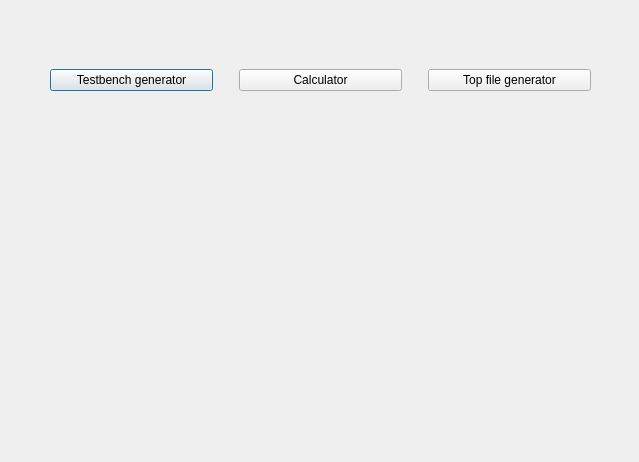
DRubioG/HDLHelper, file src/UI/UIs/HDLHelper_UI.ui: the form before one commit.
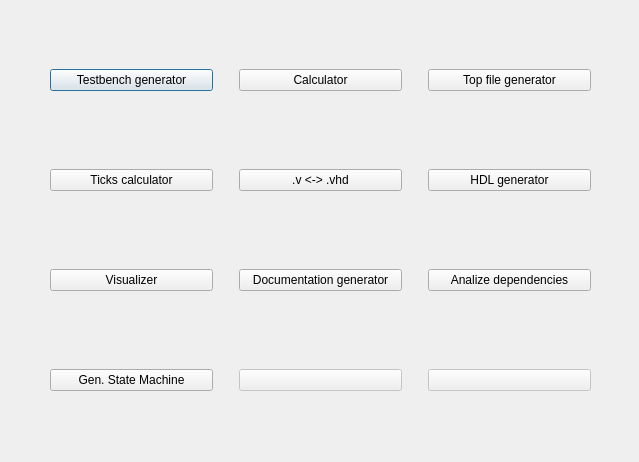
The form after the commit.

```diff
--- a/src/UI/UIs/HDLHelper_UI.ui
+++ b/src/UI/UIs/HDLHelper_UI.ui
@@ -87,7 +87,197 @@
      <height>80</height>
     </rect>
    </property>
-   <layout class="QHBoxLayout" name="horizontalLayout_2"/>
+   <layout class="QHBoxLayout" name="horizontalLayout_2">
+    <item>
+     <widget class="QPushButton" name="ticks_calculator_button">
+      <property name="text">
+       <string>Ticks calculator</string>
+      </property>
+     </widget>
+    </item>
+    <item>
+     <spacer name="horizontalSpacer_3">
+      <property name="orientation">
+       <enum>Qt::Horizontal</enum>
+      </property>
+      <property name="sizeType">
+       <enum>QSizePolicy::Fixed</enum>
+      </property>
+      <property name="sizeHint" stdset="0">
+       <size>
+        <width>20</width>
+        <height>20</height>
+       </size>
+      </property>
+     </spacer>
+    </item>
+    <item>
+     <widget class="QPushButton" name="hdl_translator_button">
+      <property name="text">
+       <string>.v &lt;-&gt; .vhd</string>
+      </property>
+     </widget>
+    </item>
+    <item>
+     <spacer name="horizontalSpacer_4">
+      <property name="orientation">
+       <enum>Qt::Horizontal</enum>
+      </property>
+      <property name="sizeType">
+       <enum>QSizePolicy::Fixed</enum>
+      </property>
+      <property name="sizeHint" stdset="0">
+       <size>
+        <width>20</width>
+        <height>20</height>
+       </size>
+      </property>
+     </spacer>
+    </item>
+    <item>
+     <widget class="QPushButton" name="hdl_generator_button">
+      <property name="text">
+       <string>HDL generator</string>
+      </property>
+     </widget>
+    </item>
+   </layout>
+  </widget>
+  <widget class="QWidget" name="horizontalLayoutWidget_3">
+   <property name="geometry">
+    <rect>
+     <x>50</x>
+     <y>240</y>
+     <width>541</width>
+     <height>80</height>
+    </rect>
+   </property>
+   <layout class="QHBoxLayout" name="horizontalLayout_3">
+    <item>
+     <widget class="QPushButton" name="visualizer">
+      <property name="text">
+       <string>Visualizer</string>
+      </property>
+     </widget>
+    </item>
+    <item>
+     <spacer name="horizontalSpacer_5">
+      <property name="orientation">
+       <enum>Qt::Horizontal</enum>
+      </property>
+      <property name="sizeType">
+       <enum>QSizePolicy::Fixed</enum>
+      </property>
+      <property name="sizeHint" stdset="0">
+       <size>
+        <width>20</width>
+        <height>20</height>
+       </size>
+      </property>
+     </spacer>
+    </item>
+    <item>
+     <widget class="QPushButton" name="documentation_generator_button">
+      <property name="text">
+       <string>Documentation generator</string>
+      </property>
+     </widget>
+    </item>
+    <item>
+     <spacer name="horizontalSpacer_6">
+      <property name="orientation">
+       <enum>Qt::Horizontal</enum>
+      </property>
+      <property name="sizeType">
+       <enum>QSizePolicy::Fixed</enum>
+      </property>
+      <property name="sizeHint" stdset="0">
+       <size>
+        <width>20</width>
+        <height>20</height>
+       </size>
+      </property>
+     </spacer>
+    </item>
+    <item>
+     <widget class="QPushButton" name="analize_dependencies_button">
+      <property name="text">
+       <string>Analize dependencies</string>
+      </property>
+     </widget>
+    </item>
+   </layout>
+  </widget>
+  <widget class="QWidget" name="horizontalLayoutWidget_4">
+   <property name="geometry">
+    <rect>
+     <x>50</x>
+     <y>340</y>
+     <width>541</width>
+     <height>80</height>
+    </rect>
+   </property>
+   <layout class="QHBoxLayout" name="horizontalLayout_4">
+    <item>
+     <widget class="QPushButton" name="generate_state_machine_button">
+      <property name="text">
+       <string>Gen. State Machine</string>
+      </property>
+     </widget>
+    </item>
+    <item>
+     <spacer name="horizontalSpacer_7">
+      <property name="orientation">
+       <enum>Qt::Horizontal</enum>
+      </property>
+      <property name="sizeType">
+       <enum>QSizePolicy::Fixed</enum>
+      </property>
+      <property name="sizeHint" stdset="0">
+       <size>
+        <width>20</width>
+        <height>20</height>
+       </size>
+      </property>
+     </spacer>
+    </item>
+    <item>
+     <widget class="QPushButton" name="empty_2">
+      <property name="enabled">
+       <bool>false</bool>
+      </property>
+      <property name="text">
+       <string/>
+      </property>
+     </widget>
+    </item>
+    <item>
+     <spacer name="horizontalSpacer_8">
+      <property name="orientation">
+       <enum>Qt::Horizontal</enum>
+      </property>
+      <property name="sizeType">
+       <enum>QSizePolicy::Fixed</enum>
+      </property>
+      <property name="sizeHint" stdset="0">
+       <size>
+        <width>20</width>
+        <height>20</height>
+       </size>
+      </property>
+     </spacer>
+    </item>
+    <item>
+     <widget class="QPushButton" name="empty">
+      <property name="enabled">
+       <bool>false</bool>
+      </property>
+      <property name="text">
+       <string/>
+      </property>
+     </widget>
+    </item>
+   </layout>
   </widget>
  </widget>
  <resources/>
```
